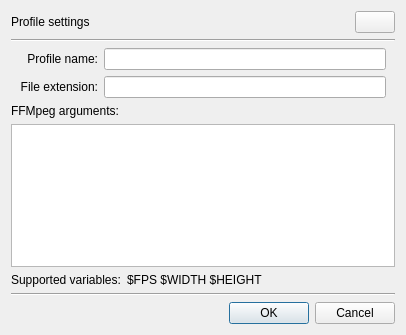
Old version of the form plugins/dockers/recorder/recorder_profile_settings.ui in the repository KDE/krita.
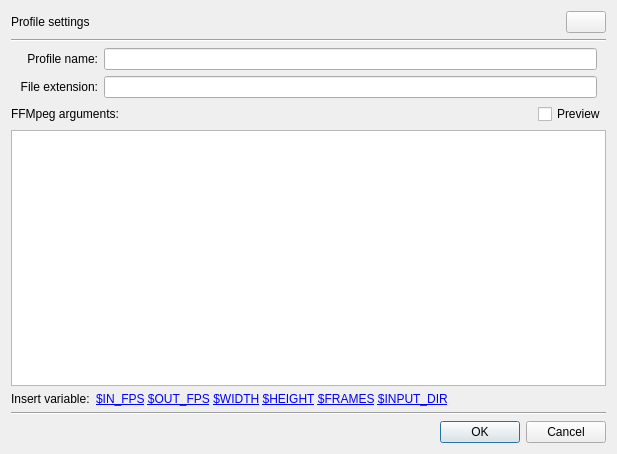
New version of the form. Icons and pictures are not drawn.

Commit message: Make ffmpeg profiles more configurable, fix flash effect profile caused system freeze

What changed in the file:
```diff
--- a/plugins/dockers/recorder/recorder_profile_settings.ui
+++ b/plugins/dockers/recorder/recorder_profile_settings.ui
@@ -6,15 +6,15 @@
    <rect>
     <x>0</x>
     <y>0</y>
-    <width>406</width>
-    <height>335</height>
+    <width>617</width>
+    <height>454</height>
    </rect>
   </property>
   <property name="windowTitle">
    <string>Edit profile</string>
   </property>
-  <layout class="QVBoxLayout" name="verticalLayout">
-   <item>
+  <layout class="QGridLayout" name="gridLayout">
+   <item row="0" column="0">
     <layout class="QHBoxLayout" name="horizontalLayout" stretch="1,0">
      <item>
       <widget class="QLabel" name="labelTitleProfileSettings">
@@ -39,14 +39,141 @@
      </item>
     </layout>
    </item>
-   <item>
+   <item row="1" column="0">
     <widget class="Line" name="line1">
      <property name="orientation">
       <enum>Qt::Horizontal</enum>
      </property>
     </widget>
    </item>
-   <item>
+   <item row="4" column="0">
+    <widget class="QStackedWidget" name="stackedWidget">
+     <property name="currentIndex">
+      <number>0</number>
+     </property>
+     <widget class="QWidget" name="pageArguments">
+      <layout class="QGridLayout" name="gridLayout_3">
+       <property name="leftMargin">
+        <number>0</number>
+       </property>
+       <property name="topMargin">
+        <number>0</number>
+       </property>
+       <property name="rightMargin">
+        <number>0</number>
+       </property>
+       <property name="bottomMargin">
+        <number>0</number>
+       </property>
+       <item row="0" column="0">
+        <widget class="QPlainTextEdit" name="editFfmpegArguments">
+         <property name="documentTitle">
+          <string notr="true"/>
+         </property>
+         <property name="plainText">
+          <string notr="true"/>
+         </property>
+        </widget>
+       </item>
+       <item row="1" column="0">
+        <layout class="QHBoxLayout" name="horizontalLayout_3" stretch="0,1">
+         <item>
+          <widget class="QLabel" name="labelTitleSupportedVariables">
+           <property name="text">
+            <string comment="Title: variables for FFMpeg arguments">Insert variable:</string>
+           </property>
+           <property name="alignment">
+            <set>Qt::AlignLeading|Qt::AlignLeft|Qt::AlignTop</set>
+           </property>
+          </widget>
+         </item>
+         <item>
+          <widget class="QLabel" name="labelSupportedVariables">
+           <property name="text">
+            <string notr="true">&lt;a href=&quot;$IN_FPS&quot;&gt;$IN_FPS&lt;/a&gt;
+&lt;a href=&quot;$OUT_FPS&quot;&gt;$OUT_FPS&lt;/a&gt;
+&lt;a href=&quot;$WIDTH&quot;&gt;$WIDTH&lt;/a&gt;
+&lt;a href=&quot;$HEIGHT&quot;&gt;$HEIGHT&lt;/a&gt;
+&lt;a href=&quot;$FRAMES&quot;&gt;$FRAMES&lt;/a&gt;
+&lt;a href=&quot;$INPUT_DIR&quot;&gt;$INPUT_DIR&lt;/a&gt;
+</string>
+           </property>
+           <property name="wordWrap">
+            <bool>true</bool>
+           </property>
+           <property name="textInteractionFlags">
+            <set>Qt::LinksAccessibleByMouse|Qt::TextSelectableByMouse</set>
+           </property>
+          </widget>
+         </item>
+        </layout>
+       </item>
+      </layout>
+     </widget>
+     <widget class="QWidget" name="pagePreview">
+      <layout class="QGridLayout" name="gridLayout_4">
+       <property name="leftMargin">
+        <number>0</number>
+       </property>
+       <property name="topMargin">
+        <number>0</number>
+       </property>
+       <property name="rightMargin">
+        <number>0</number>
+       </property>
+       <property name="bottomMargin">
+        <number>0</number>
+       </property>
+       <item row="0" column="0">
+        <widget class="QPlainTextEdit" name="editPreview">
+         <property name="textInteractionFlags">
+          <set>Qt::TextSelectableByKeyboard|Qt::TextSelectableByMouse</set>
+         </property>
+        </widget>
+       </item>
+      </layout>
+     </widget>
+    </widget>
+   </item>
+   <item row="6" column="0">
+    <widget class="Line" name="line2_2">
+     <property name="orientation">
+      <enum>Qt::Horizontal</enum>
+     </property>
+    </widget>
+   </item>
+   <item row="7" column="0">
+    <widget class="QDialogButtonBox" name="buttonBox">
+     <property name="orientation">
+      <enum>Qt::Horizontal</enum>
+     </property>
+     <property name="standardButtons">
+      <set>QDialogButtonBox::Cancel|QDialogButtonBox::Ok</set>
+     </property>
+    </widget>
+   </item>
+   <item row="3" column="0">
+    <layout class="QHBoxLayout" name="horizontalLayout_2" stretch="1,0">
+     <item>
+      <widget class="QLabel" name="labelTitleFFMpegArguments">
+       <property name="text">
+        <string>FFMpeg arguments:</string>
+       </property>
+       <property name="buddy">
+        <cstring>editFfmpegArguments</cstring>
+       </property>
+      </widget>
+     </item>
+     <item>
+      <widget class="QCheckBox" name="checkPreview">
+       <property name="text">
+        <string>Preview</string>
+       </property>
+      </widget>
+     </item>
+    </layout>
+   </item>
+   <item row="2" column="0">
     <layout class="QGridLayout" name="gridLayout_2">
      <property name="leftMargin">
       <number>9</number>
@@ -84,76 +211,14 @@
       </widget>
      </item>
      <item row="1" column="1">
-      <widget class="QLineEdit" name="editFileExtension"/>
-     </item>
-    </layout>
-   </item>
-   <item>
-    <widget class="QLabel" name="labelTitleFFMpegArguments">
-     <property name="text">
-      <string>FFMpeg arguments:</string>
-     </property>
-     <property name="buddy">
-      <cstring>editFfmpegArguments</cstring>
-     </property>
-    </widget>
-   </item>
-   <item>
-    <widget class="QWidget" name="widgetFfmpegArguments" native="true">
-     <layout class="QGridLayout" name="gridLayout">
-      <property name="leftMargin">
-       <number>0</number>
-      </property>
-      <property name="topMargin">
-       <number>0</number>
-      </property>
-      <property name="rightMargin">
-       <number>0</number>
-      </property>
-      <property name="bottomMargin">
-       <number>0</number>
-      </property>
-      <item row="0" column="0" rowspan="2">
-       <widget class="QPlainTextEdit" name="editFfmpegArguments"/>
-      </item>
-     </layout>
-    </widget>
-   </item>
-   <item>
-    <layout class="QHBoxLayout" name="horizontalLayout_3" stretch="0,1">
-     <item>
-      <widget class="QLabel" name="labelTitleSupportedVariables">
-       <property name="text">
-        <string comment="Title: variables for FFMpeg arguments">Supported variables:</string>
+      <widget class="QLineEdit" name="editFileExtension">
+       <property name="maxLength">
+        <number>15</number>
        </property>
       </widget>
      </item>
-     <item>
-      <widget class="QLabel" name="labelSupportedVariables">
-       <property name="text">
-        <string notr="true">$FPS $WIDTH $HEIGHT</string>
-       </property>
-      </widget>
-     </item>
     </layout>
    </item>
-   <item>
-    <widget class="Line" name="line2">
-     <property name="orientation">
-      <enum>Qt::Horizontal</enum>
-     </property>
-    </widget>
-   </item>
-   <item>
-    <widget class="QDialogButtonBox" name="buttonBox">
-     <property name="orientation">
-      <enum>Qt::Horizontal</enum>
-     </property>
-     <property name="standardButtons">
-      <set>QDialogButtonBox::Cancel|QDialogButtonBox::Ok</set>
-     </property>
-    </widget>
-   </item>
   </layout>
  </widget>
  <tabstops>
```
Left out of the diff: 15 changed lines with no effect on the pictures. The commit also changes 6 other files.
